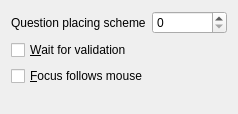
Qt form src/kgeographyoptions.ui (KDE/kgeography) before a commit.
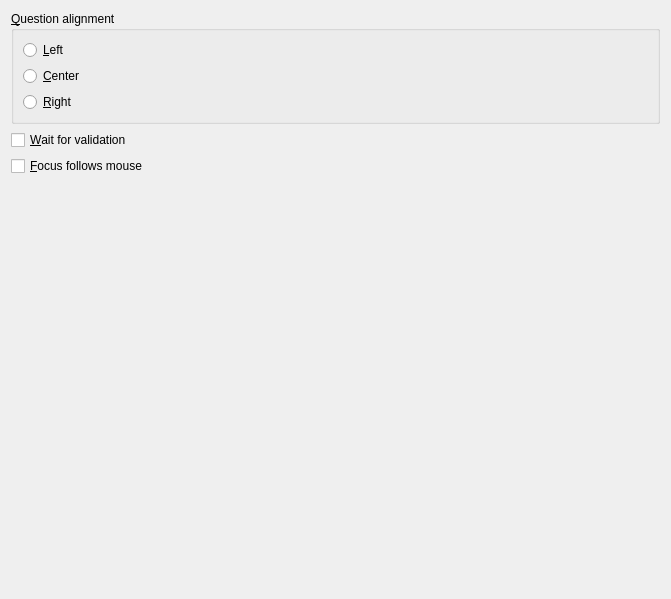
The same form after that commit. Custom widgets are drawn as their Qt base class.

Commit message:
More sensible UI for alignment choosing
This loses the hability to change the vertical alignment, but it looked
veeeery weird when i tried it so decided not to expose it to the user

Patch:
```diff
--- a/src/kgeographyoptions.ui
+++ b/src/kgeographyoptions.ui
@@ -6,28 +6,40 @@
    <rect>
     <x>0</x>
     <y>0</y>
-    <width>238</width>
-    <height>114</height>
+    <width>671</width>
+    <height>599</height>
    </rect>
   </property>
+  <layout class="QVBoxLayout" name="verticalLayout_2">
+   <item>
+    <widget class="KButtonGroup" name="kcfg_questionPlacingScheme">
+     <property name="title">
+      <string>&amp;Question alignment</string>
+     </property>
   <layout class="QVBoxLayout" name="verticalLayout">
    <item>
-    <layout class="QHBoxLayout" name="horizontalLayout">
+       <widget class="QRadioButton" name="leftRadio">
+        <property name="text">
+         <string>&amp;Left</string>
+        </property>
+       </widget>
+      </item>
      <item>
-      <widget class="QLabel" name="label">
+       <widget class="QRadioButton" name="centerRadio">
        <property name="text">
-        <string>Question placing scheme</string>
+         <string>&amp;Center</string>
        </property>
       </widget>
      </item>
      <item>
-      <widget class="QSpinBox" name="kcfg_questionPlacingScheme">
-       <property name="maximum">
-        <number>2</number>
+       <widget class="QRadioButton" name="rightRadio">
+        <property name="text">
+         <string>&amp;Right</string>
        </property>
       </widget>
      </item>
     </layout>
+    </widget>
    </item>
    <item>
     <widget class="QCheckBox" name="kcfg_waitsForValidation">
@@ -64,6 +76,14 @@
    </item>
   </layout>
  </widget>
+ <customwidgets>
+  <customwidget>
+   <class>KButtonGroup</class>
+   <extends>QGroupBox</extends>
+   <header>kbuttongroup.h</header>
+   <container>1</container>
+  </customwidget>
+ </customwidgets>
  <resources/>
  <connections/>
 </ui>
```
Lines whose indentation alone changed are shown as unchanged. The commit also changes 1 other file.
